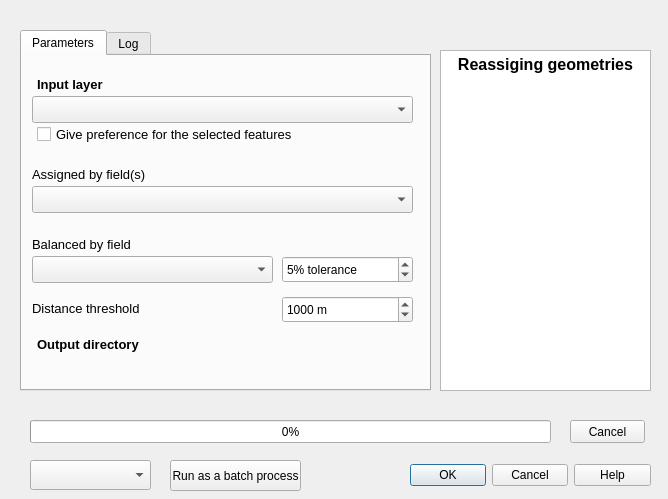
Above: polygon_grouper/polygon_grouper_dialog_base.ui from gudmandras/VGLE before the change. Below: the same form after it.
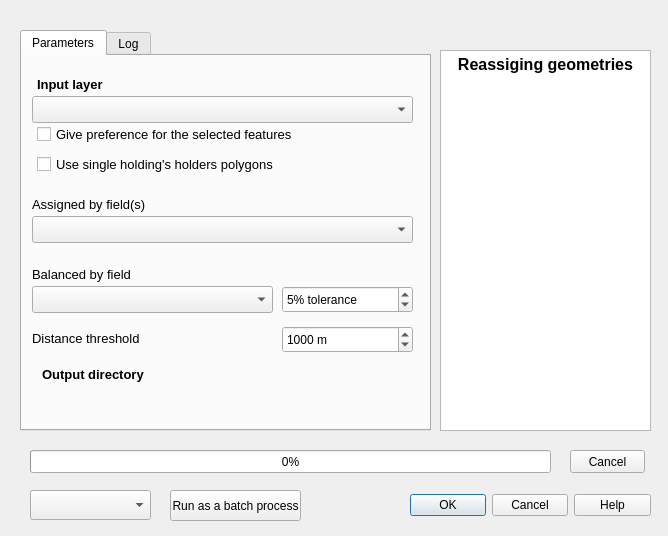
That is the form after the change. Custom widgets are drawn as their Qt base class.

What changed in the file:
```diff
--- a/polygon_grouper/polygon_grouper_dialog_base.ui
+++ b/polygon_grouper/polygon_grouper_dialog_base.ui
@@ -7,7 +7,7 @@
     <x>0</x>
     <y>0</y>
     <width>668</width>
-    <height>499</height>
+    <height>536</height>
    </rect>
   </property>
   <property name="windowTitle">
@@ -20,7 +20,7 @@
    <property name="geometry">
     <rect>
      <x>410</x>
-     <y>460</y>
+     <y>490</y>
      <width>241</width>
      <height>31</height>
     </rect>
@@ -39,7 +39,7 @@
    <property name="geometry">
     <rect>
      <x>30</x>
-     <y>420</y>
+     <y>450</y>
      <width>521</width>
      <height>23</height>
     </rect>
@@ -54,7 +54,7 @@
      <x>440</x>
      <y>50</y>
      <width>211</width>
-     <height>341</height>
+     <height>381</height>
     </rect>
    </property>
    <property name="font">
@@ -77,7 +77,7 @@
      <x>20</x>
      <y>30</y>
      <width>411</width>
-     <height>361</height>
+     <height>401</height>
     </rect>
    </property>
    <property name="currentIndex">
@@ -94,7 +94,7 @@
      <property name="geometry">
       <rect>
        <x>10</x>
-       <y>200</y>
+       <y>230</y>
        <width>241</width>
        <height>27</height>
       </rect>
@@ -127,7 +127,7 @@
      <property name="geometry">
       <rect>
        <x>260</x>
-       <y>200</y>
+       <y>230</y>
        <width>131</width>
        <height>27</height>
       </rect>
@@ -155,8 +155,8 @@
     <widget class="QLabel" name="label_2">
      <property name="geometry">
       <rect>
-       <x>15</x>
-       <y>280</y>
+       <x>20</x>
+       <y>310</y>
        <width>121</width>
        <height>16</height>
       </rect>
@@ -176,7 +176,7 @@
      <property name="geometry">
       <rect>
        <x>10</x>
-       <y>110</y>
+       <y>140</y>
        <width>151</width>
        <height>16</height>
       </rect>
@@ -213,8 +213,8 @@
     <widget class="QgsFileWidget" name="mQgsFileWidget">
      <property name="geometry">
       <rect>
-       <x>10</x>
-       <y>300</y>
+       <x>15</x>
+       <y>330</y>
        <width>381</width>
        <height>27</height>
       </rect>
@@ -230,7 +230,7 @@
      <property name="geometry">
       <rect>
        <x>10</x>
-       <y>180</y>
+       <y>210</y>
        <width>151</width>
        <height>16</height>
       </rect>
@@ -250,7 +250,7 @@
      <property name="geometry">
       <rect>
        <x>10</x>
-       <y>130</y>
+       <y>160</y>
        <width>381</width>
        <height>27</height>
       </rect>
@@ -260,7 +260,7 @@
      <property name="geometry">
       <rect>
        <x>10</x>
-       <y>240</y>
+       <y>270</y>
        <width>141</width>
        <height>25</height>
       </rect>
@@ -280,7 +280,7 @@
      <property name="geometry">
       <rect>
        <x>260</x>
-       <y>240</y>
+       <y>270</y>
        <width>131</width>
        <height>27</height>
       </rect>
@@ -301,6 +301,24 @@
       <number>1000</number>
      </property>
     </widget>
+    <widget class="QCheckBox" name="checkBox_2">
+     <property name="geometry">
+      <rect>
+       <x>15</x>
+       <y>100</y>
+       <width>261</width>
+       <height>17</height>
+      </rect>
+     </property>
+     <property name="font">
+      <font>
+       <pointsize>10</pointsize>
+      </font>
+     </property>
+     <property name="text">
+      <string>Use single holding's holders polygons</string>
+     </property>
+    </widget>
    </widget>
    <widget class="QWidget" name="tab_2">
     <attribute name="title">
@@ -335,7 +353,7 @@
    <property name="geometry">
     <rect>
      <x>570</x>
-     <y>420</y>
+     <y>450</y>
      <width>75</width>
      <height>23</height>
     </rect>
@@ -348,7 +366,7 @@
    <property name="geometry">
     <rect>
      <x>170</x>
-     <y>460</y>
+     <y>490</y>
      <width>131</width>
      <height>31</height>
     </rect>
@@ -361,13 +379,13 @@
    <property name="geometry">
     <rect>
      <x>30</x>
-     <y>460</y>
+     <y>490</y>
      <width>121</width>
      <height>30</height>
     </rect>
    </property>
    <property name="currentText">
-    <string>Advanced</string>
+    <string/>
    </property>
    <property name="defaultText">
     <string>Advanced</string>
```
Left out of the diff: 2 changed lines with no effect on the pictures.
